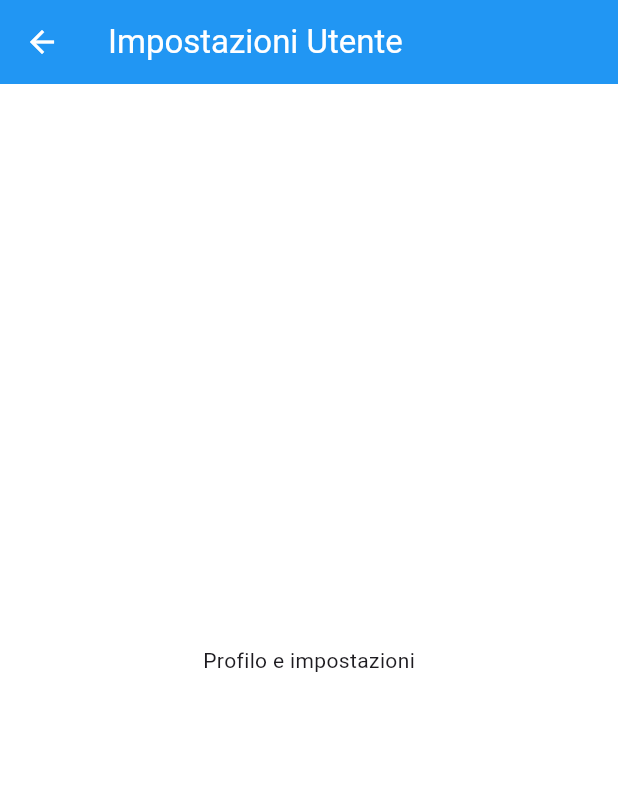
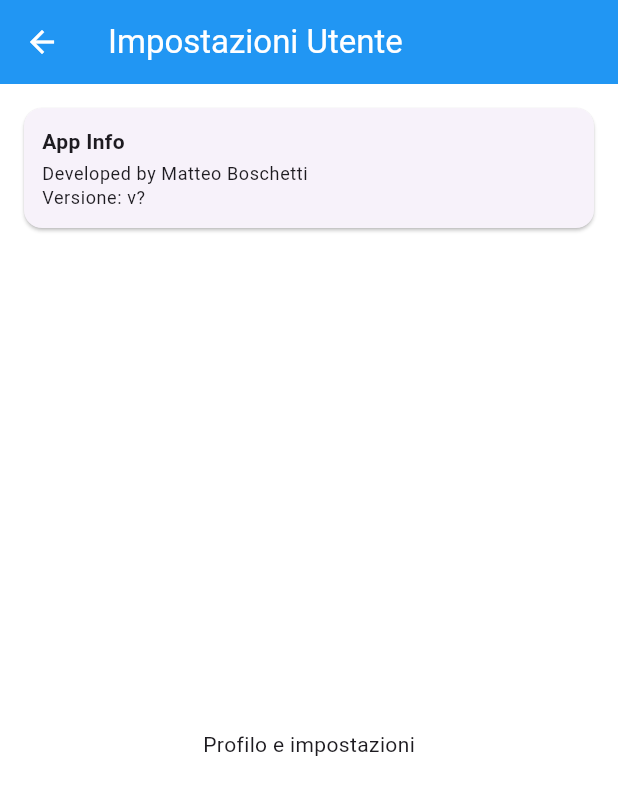
Before and after one commit to ilxBoschetto/splash, a Flutter app: the UserScreen screen opened by its route, on a phone screen of 412 x 824 dp. Shown: the top 795 px of the screen. Run offline on Flutter 3.47's test engine with Material 3 defaults, Android fonts, the phone set to English and light mode, and no system bars; our stand-ins replace flutter_dotenv, flutter_map, geolocator, latlong2, shared_preferences; accounts and stored records are empty; network calls fail.

Commit message:
Added info version in user settings

```diff
--- a/application/lib/main.dart
+++ b/application/lib/main.dart
@@ -32,6 +32,12 @@ class MyApp extends StatelessWidget {
           backgroundColor: Color.fromARGB(255, 27, 27, 27),
           foregroundColor: Color.fromARGB(255, 238, 238, 238),
         ),
+        textTheme: const TextTheme(
+          bodySmall: TextStyle(
+            color: Color.fromARGB(255, 160, 160, 160), // subtext color
+            fontSize: 12,
+          ),
+        ),
       ),
       themeMode: ThemeMode.system,
       initialRoute: '/',
--- a/application/lib/models/fontanella.dart
+++ b/application/lib/models/fontanella.dart
@@ -17,7 +17,7 @@ class Fontanella {
 
   factory Fontanella.fromJson(Map<String, dynamic> json, double distanza) {
     return Fontanella(
-      id: json['id'].toString() ?? 'unknown',
+      id: json['id'].toString(),
       nome: json['name'] ?? '-',
       lat: (json['lat'] as num).toDouble(),
       lon: (json['lon'] as num).toDouble(),
--- a/application/lib/screens/user_screen.dart
+++ b/application/lib/screens/user_screen.dart
@@ -1,13 +1,53 @@
 import 'package:flutter/material.dart';
+import 'package:flutter_dotenv/flutter_dotenv.dart';
 
 class UserScreen extends StatelessWidget {
   const UserScreen({super.key});
 
   @override
   Widget build(BuildContext context) {
+    final version = dotenv.env['APP_VERSION'] ?? 'v?';
+
     return Scaffold(
-      appBar: AppBar(title: Text('Impostazioni Utente')),
-      body: Center(child: Text('Profilo e impostazioni')),
+      appBar: AppBar(title: const Text('Impostazioni Utente')),
+      body: Column(
+        crossAxisAlignment: CrossAxisAlignment.stretch,
+        children: [
+          Card(
+            margin: const EdgeInsets.all(16),
+            shape: RoundedRectangleBorder(borderRadius: BorderRadius.circular(12)),
+            child: Padding(
+              padding: const EdgeInsets.all(12),
+              child: Column(
+                crossAxisAlignment: CrossAxisAlignment.start,
+                children: [
+                  Text(
+                    'App Info',
+                    style: TextStyle(
+                      fontSize: 14,
+                      fontWeight: FontWeight.bold,
+                    ),
+                  ),
+                  const SizedBox(height: 4),
+                  Text(
+                    'Developed by Matteo Boschetti',
+                    style: Theme.of(context).textTheme.bodySmall,
+                  ),
+                  Text(
+                    'Versione: $version',
+                    style: Theme.of(context).textTheme.bodySmall,
+                  ),
+                ],
+              ),
+            ),
+          ),
+          const Expanded(
+            child: Center(
+              child: Text('Profilo e impostazioni'),
+            ),
+          ),
+        ],
+      ),
     );
   }
 }
```
